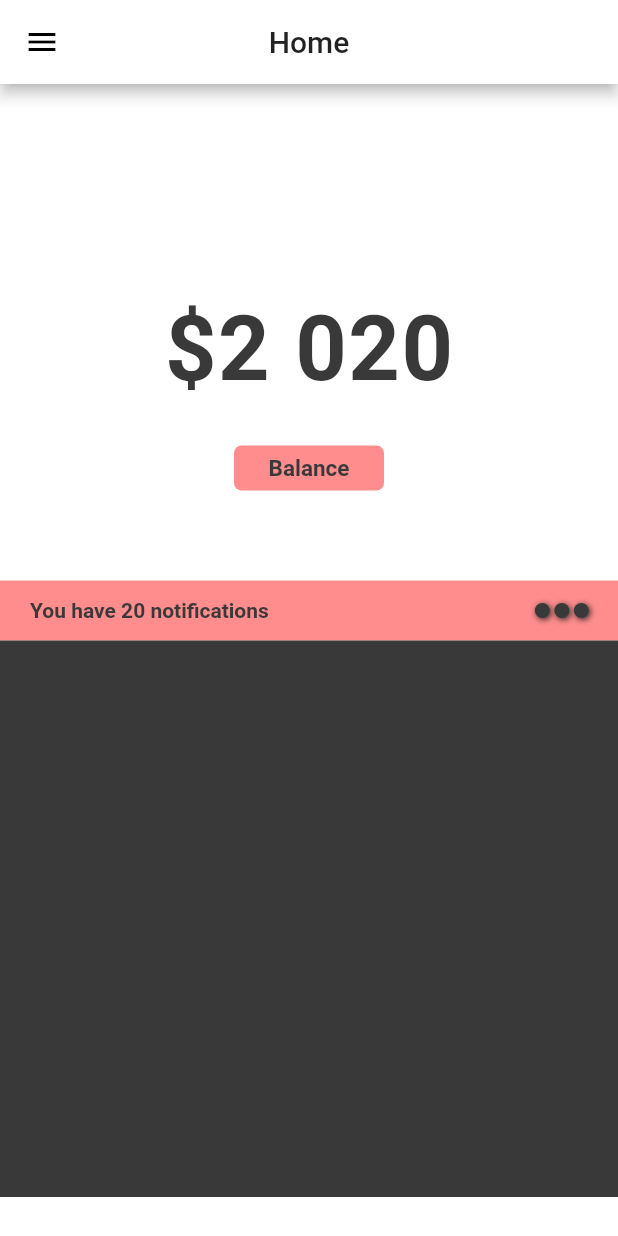
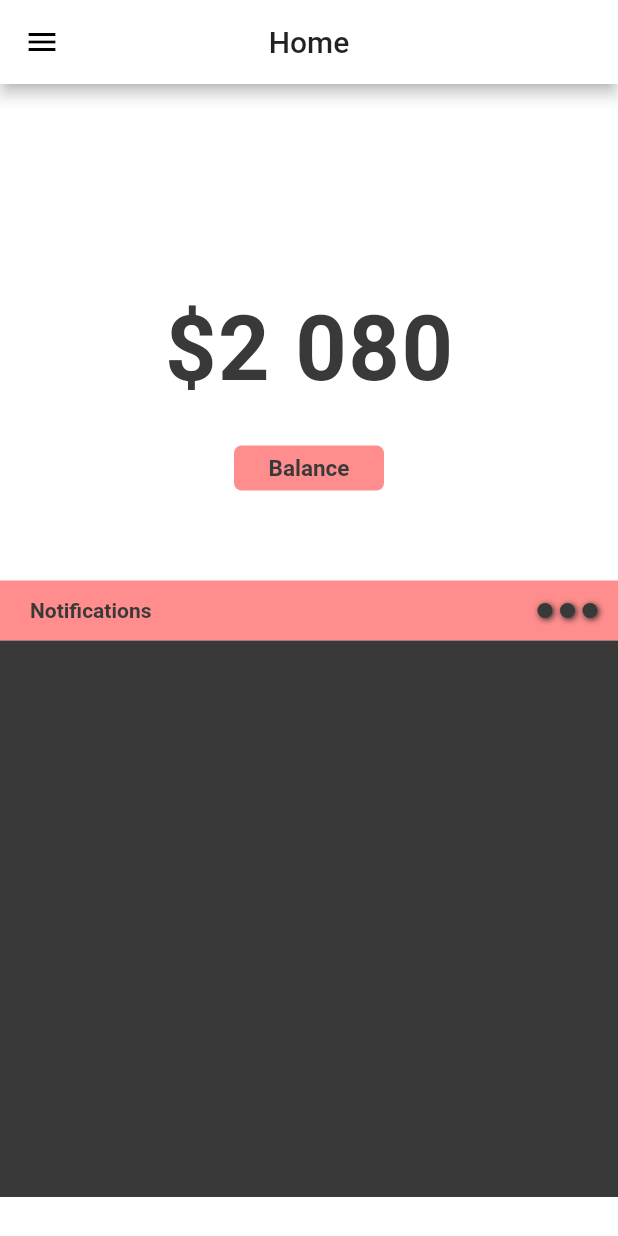
Before and after one commit to Byronwezvo/stitch-wallet, a Flutter app: the HomePage screen opened by its route, on a phone screen of 412 x 824 dp. Run offline on Flutter 3.47's test engine with Material 2 defaults, Android fonts, the phone set to English and light mode, and no system bars.

Commit message:
Created a Skeleton for Bottom Componant

```diff
--- /dev/null
+++ b/lib/componants/home_bottom_componant.dart
@@ -0,0 +1,19 @@
+import 'package:flutter/material.dart';
+import 'package:stitchwallert/utils/colors.dart';
+
+class BottomComponant extends StatelessWidget {
+  const BottomComponant({
+    Key key,
+    @required this.size,
+  }) : super(key: key);
+
+  final Size size;
+
+  @override
+  Widget build(BuildContext context) {
+    return Container(
+      color: appBlackColor,
+      height: size.height / 2 - 41,
+    );
+  }
+}
--- a/lib/componants/home_upper_componant.dart
+++ b/lib/componants/home_upper_componant.dart
@@ -3,8 +3,10 @@ import 'package:stitchwallert/utils/colors.dart';
 import 'package:stitchwallert/widgets/notifications_bar.dart';
 
 class UpperComponant extends StatelessWidget {
+  final String amount;
   const UpperComponant({
     Key key,
+    this.amount,
     @required this.size,
   }) : super(key: key);
 
@@ -20,7 +22,7 @@ class UpperComponant extends StatelessWidget {
         mainAxisAlignment: MainAxisAlignment.end,
         children: <Widget>[
           Text(
-            '\$2 020',
+            amount,
             style: TextStyle(
               fontWeight: FontWeight.bold,
               letterSpacing: 1,
--- a/lib/screens/home_screen.dart
+++ b/lib/screens/home_screen.dart
@@ -1,4 +1,5 @@
 import 'package:flutter/material.dart';
+import 'package:stitchwallert/componants/home_bottom_componant.dart';
 import 'package:stitchwallert/componants/home_upper_componant.dart';
 import 'package:stitchwallert/utils/colors.dart';
 
@@ -20,11 +21,11 @@ class _HomePageState extends State<HomePage> {
       drawer: Drawer(),
       body: Column(
         children: <Widget>[
-          UpperComponant(size: size),
-          Container(
-            color: appBlackColor,
-            height: size.height / 2 - 41,
-          )
+          UpperComponant(
+            size: size,
+            amount: '\$2 080',
+          ),
+          BottomComponant(size: size)
         ],
       ),
     );
--- a/lib/widgets/notifications_bar.dart
+++ b/lib/widgets/notifications_bar.dart
@@ -22,7 +22,7 @@ class NotificationsBar extends StatelessWidget {
             Padding(
               padding: const EdgeInsets.only(left: 20.0),
               child: Text(
-                'You have 20 notifications',
+                'Notifications',
                 style: TextStyle(
                   color: appBlackColor,
                   fontWeight: FontWeight.bold,
@@ -30,14 +30,14 @@ class NotificationsBar extends StatelessWidget {
               ),
             ),
             SizedBox(
-              width: size.width / 3 + 40,
+              width: size.width / 3 + 120,
             ),
             Dot(color: appBlackColor),
-            SizedBox(width: 3),
+            SizedBox(width: 5),
             Dot(color: appBlackColor),
-            SizedBox(width: 3),
+            SizedBox(width: 5),
             Dot(color: appBlackColor),
-            SizedBox(width: 3),
+            SizedBox(width: 5),
           ],
         ),
       ),
```
